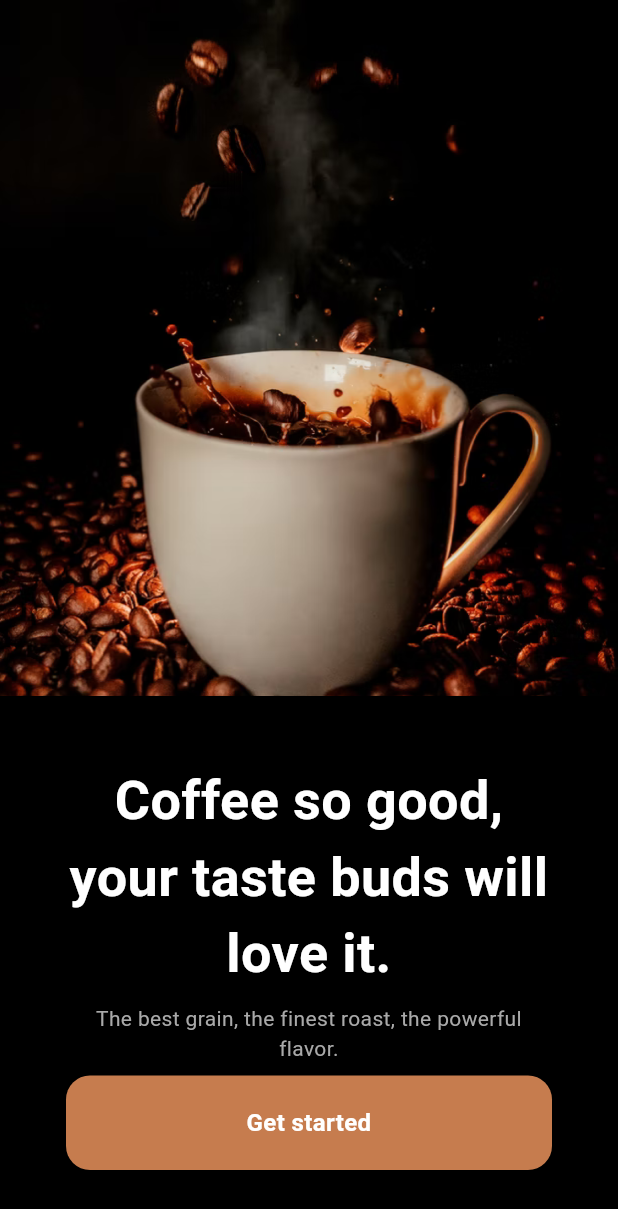
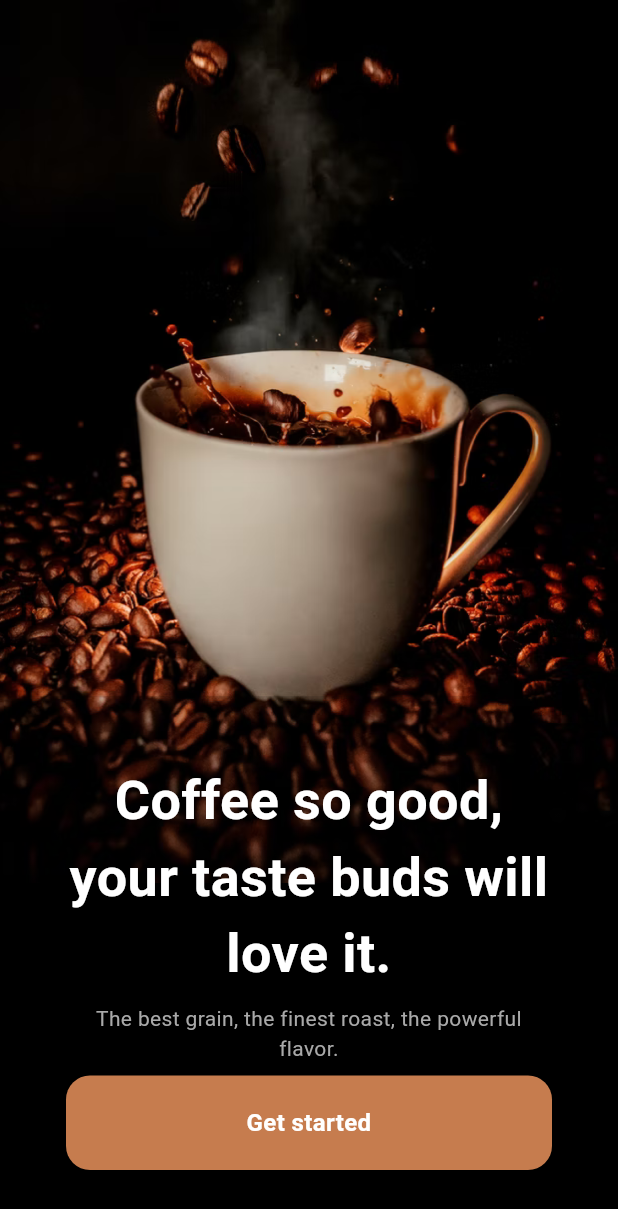
Before and after one commit to anhnt224/flutter_course_23, a Flutter app: the screen it shows after launch, on a phone screen of 412 x 824 dp. Shown: the top 1209 px of the screen. Run offline on Flutter 3.47's test engine with Material 3 defaults, Android fonts, the phone set to English and light mode, and no system bars.

Commit message:
Add background color and gradient to StartedScreen

```diff
--- a/lib/modules/lession_6/sceens/started_screen.dart
+++ b/lib/modules/lession_6/sceens/started_screen.dart
@@ -1,3 +1,5 @@
+import 'dart:ui';
+
 import 'package:flutter/material.dart';
 import 'package:flutter_course_23/modules/lession_6/widgets/main_button.dart';
 
@@ -7,14 +9,13 @@ class StartedScreen extends StatelessWidget {
   @override
   Widget build(BuildContext context) {
     return Scaffold(
-      body: SizedBox(
+      body: Container(
+        color: Colors.black,
         width: double.maxFinite,
         height: double.maxFinite,
         child: Stack(
           children: [
-            Container(
-              child: Image.asset('assets/images/image_started.png'),
-            ),
+            Image.asset('assets/images/image_started.png'),
             _buildBottomView()
           ],
         ),
@@ -29,7 +30,11 @@ class StartedScreen extends StatelessWidget {
       bottom: 0,
       child: Container(
         padding: const EdgeInsets.all(44),
-        color: Colors.black,
+        decoration: const BoxDecoration(
+            gradient: LinearGradient(
+                colors: [Colors.black12, Colors.black],
+                begin: Alignment.topCenter,
+                end: Alignment.bottomCenter)),
         child: const Column(children: [
           Text(
             'Coffee so good, your taste buds will love it.',
```
